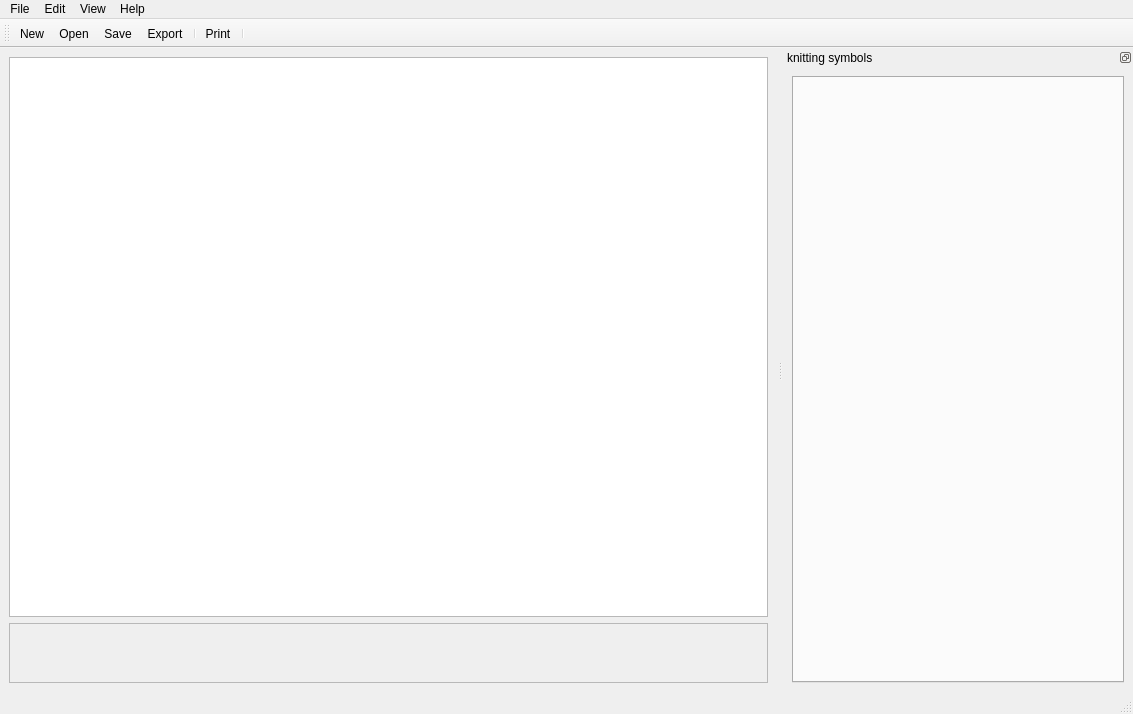
Old version of the form gui/ui/mainWindow.ui in the repository haskelladdict/sconcho.
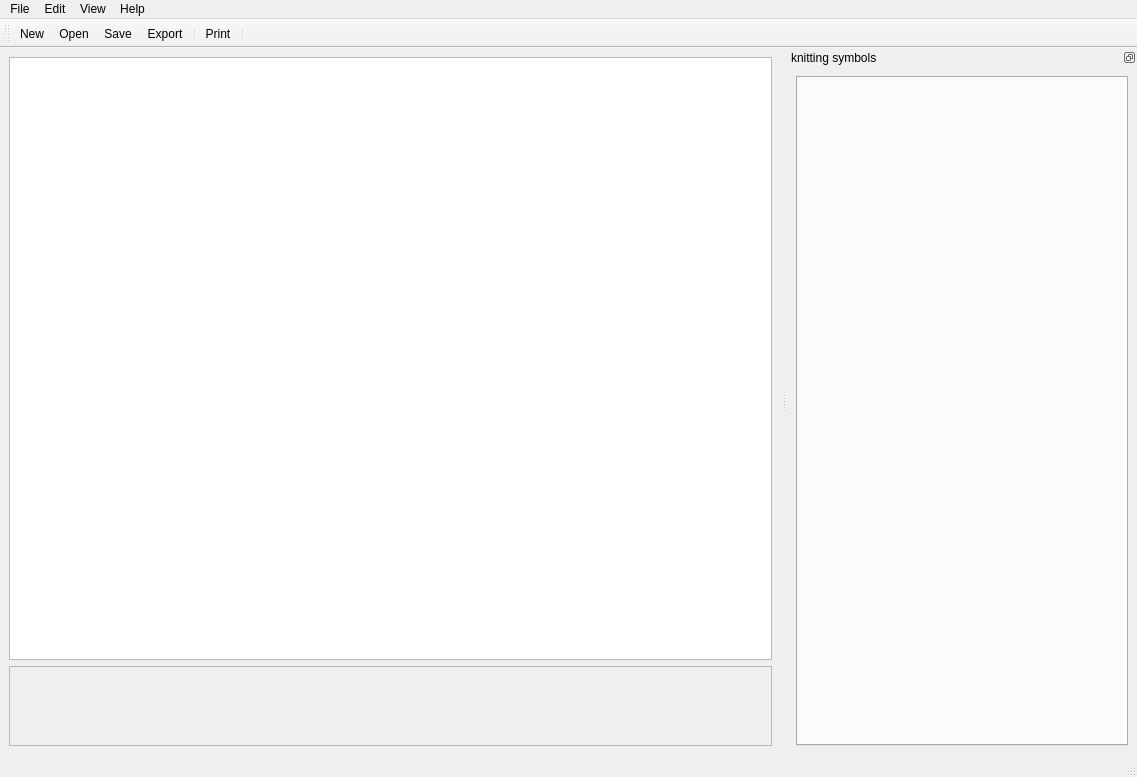
New version of the form. Icons and pictures are not drawn.

Commit message: Finished color selector widget.

Patch:
```diff
--- a/gui/ui/mainWindow.ui
+++ b/gui/ui/mainWindow.ui
@@ -6,8 +6,8 @@
    <rect>
     <x>0</x>
     <y>0</y>
-    <width>1133</width>
-    <height>714</height>
+    <width>1137</width>
+    <height>777</height>
    </rect>
   </property>
   <property name="windowTitle">
@@ -48,7 +48,7 @@
         <property name="minimumSize">
          <size>
           <width>0</width>
-          <height>60</height>
+          <height>80</height>
          </size>
         </property>
         <property name="widgetResizable">
@@ -59,8 +59,8 @@
           <rect>
            <x>0</x>
            <y>0</y>
-           <width>753</width>
-           <height>56</height>
+           <width>757</width>
+           <height>76</height>
           </rect>
          </property>
          <layout class="QHBoxLayout" name="horizontalLayout"/>
@@ -76,7 +76,7 @@
     <rect>
      <x>0</x>
      <y>0</y>
-     <width>1133</width>
+     <width>1137</width>
      <height>28</height>
     </rect>
    </property>
```
The commit also changes 6 other files.
